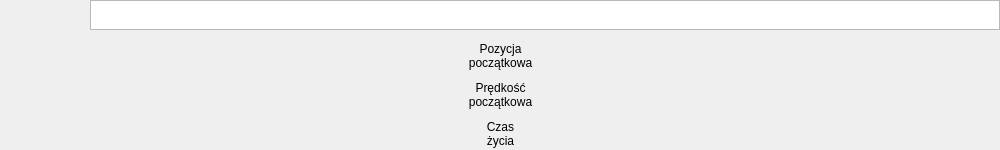
The window that zestawienie.ui (quetz05/pszt) describes before a commit, drawn with Qt 5.
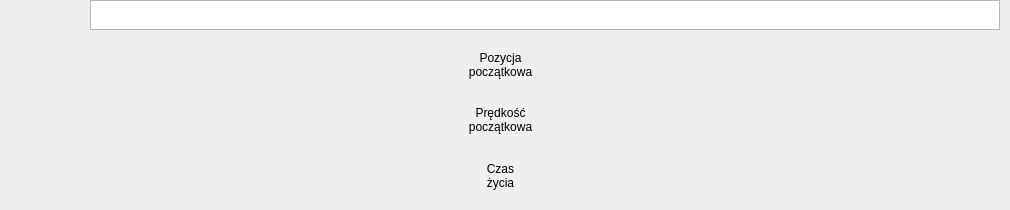
The same window after the commit.

```diff
--- a/zestawienie.ui
+++ b/zestawienie.ui
@@ -6,8 +6,8 @@
    <rect>
     <x>0</x>
     <y>0</y>
-    <width>1000</width>
-    <height>150</height>
+    <width>1010</width>
+    <height>210</height>
    </rect>
   </property>
   <property name="windowTitle">
@@ -29,7 +29,7 @@
      <x>0</x>
      <y>40</y>
      <width>1001</width>
-     <height>111</height>
+     <height>161</height>
     </rect>
    </property>
    <layout class="QGridLayout" name="gridLayout">
```
